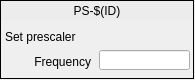
The window that ui/EVR/evr_prescaler.ui (epics-modules/mrfioc2) describes before a commit, drawn with Qt 5.
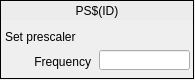
The same window after the commit. Custom widgets are drawn as their Qt base class.

The edit to the form file:
```diff
--- a/ui/EVR/evr_prescaler.ui
+++ b/ui/EVR/evr_prescaler.ui
@@ -67,7 +67,7 @@
      <string notr="true">background-color: rgb(236, 236, 236, 255);</string>
     </property>
     <property name="text">
-     <string>PS-$(ID)</string>
+     <string>PS$(ID)</string>
     </property>
     <property name="alignment">
      <set>Qt::AlignCenter</set>
```
Left out of the diff: 4 changed lines with no effect on the pictures.
